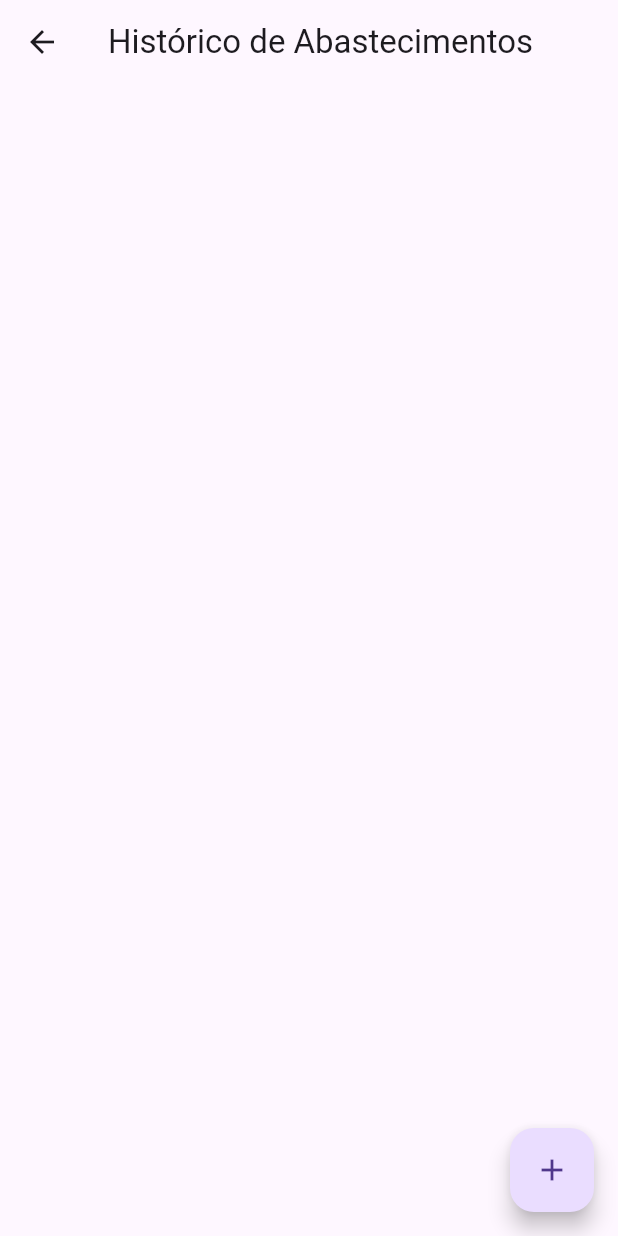
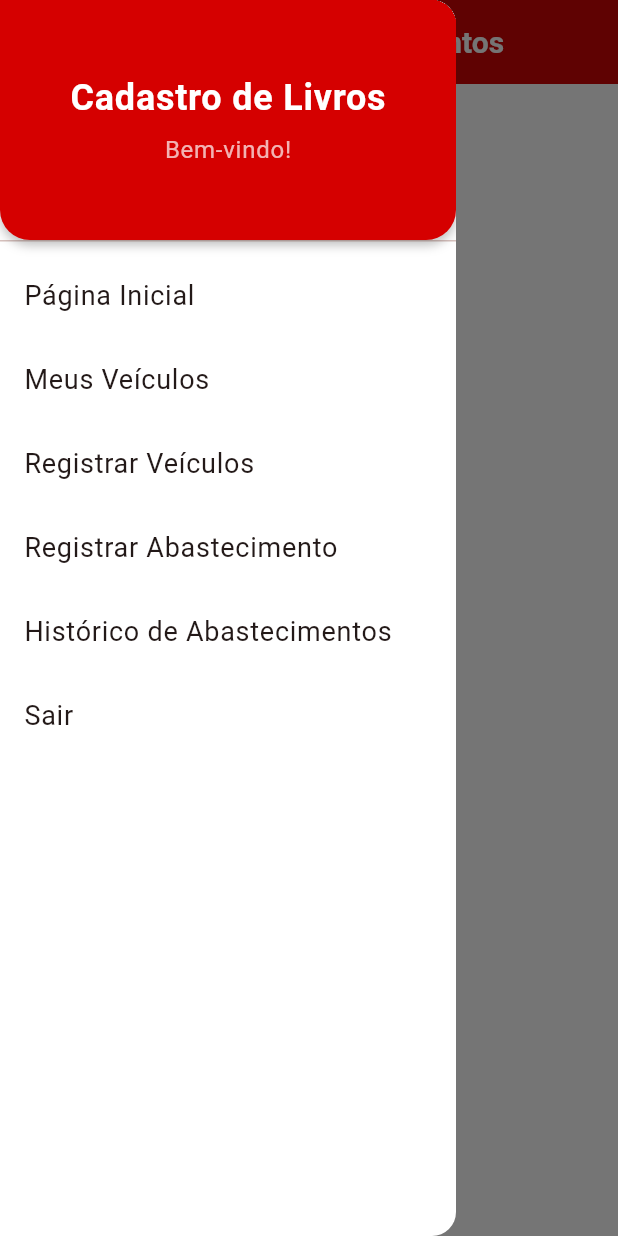
Before and after one commit to Allan357/controle_de_abastecimento_e_veiculos, a Flutter app: the AbastecimentoListPage screen opened by its route, with the side drawer open (before the commit the screen has no drawer), on a phone screen of 412 x 824 dp. Run offline on Flutter 3.47's test engine with Material 3 defaults, Android fonts, the light colour scheme and no system bars; our stand-ins replace firebase_auth, firebase_core, firebase_database, flutter_dotenv; accounts and stored records are empty.

Commit message:
style(theme): tema customizado e navegação

```diff
--- a/lib/features/abastecimento/view/abastecimento_form_page.dart
+++ b/lib/features/abastecimento/view/abastecimento_form_page.dart
@@ -1,6 +1,7 @@
 import 'package:controle_de_abastecimento_e_veiculos/features/abastecimento/abastecimento/abastecimento_viewmodel.dart';
 import 'package:controle_de_abastecimento_e_veiculos/features/abastecimento/model/abastecimento_model.dart';
 import 'package:controle_de_abastecimento_e_veiculos/features/veiculo/viewmodel/veiculo_viewmodel.dart';
+import 'package:controle_de_abastecimento_e_veiculos/widgets/app_drawer.dart';
 import 'package:flutter/material.dart';
 import 'package:provider/provider.dart';
 
@@ -29,6 +30,7 @@ class _AbastecimentoFormPageState extends State<AbastecimentoFormPage> {
     final vmVeiculos = context.watch<VeiculoViewModel>();
 
     return Scaffold(
+      drawer: AppDrawer(),
       appBar: AppBar(title: Text("Registrar Abastecimento")),
       body: Center(
         child: SizedBox(
--- a/lib/features/abastecimento/view/abastecimento_list_page.dart
+++ b/lib/features/abastecimento/view/abastecimento_list_page.dart
@@ -1,6 +1,6 @@
 import 'package:controle_de_abastecimento_e_veiculos/features/abastecimento/abastecimento/abastecimento_viewmodel.dart';
-import 'package:controle_de_abastecimento_e_veiculos/features/abastecimento/view/abastecimento_form_page.dart';
 import 'package:controle_de_abastecimento_e_veiculos/features/veiculo/viewmodel/veiculo_viewmodel.dart';
+import 'package:controle_de_abastecimento_e_veiculos/widgets/app_drawer.dart';
 import 'package:flutter/material.dart';
 import 'package:provider/provider.dart';
 
@@ -13,16 +13,8 @@ class AbastecimentoListPage extends StatelessWidget {
     final vmVeiculos = context.watch<VeiculoViewModel>();
 
     return Scaffold(
+      drawer: AppDrawer(),
       appBar: AppBar(title: Text("Histórico de Abastecimentos")),
-      floatingActionButton: FloatingActionButton(
-        child: Icon(Icons.add),
-        onPressed: () {
-          Navigator.push(
-            context,
-            MaterialPageRoute(builder: (_) => AbastecimentoFormPage()),
-          );
-        },
-      ),
       body: vm.loading
           ? Center(child: CircularProgressIndicator())
           : ListView.builder(
--- a/lib/features/auth/view/login_page.dart
+++ b/lib/features/auth/view/login_page.dart
@@ -74,7 +74,7 @@ class _LoginPageState extends State<LoginPage> {
 
                           if (!context.mounted) return;
 
-                          if (ok) AppNavigator.goToNewAbastecimento(context);
+                          if (ok) AppNavigator.goToHome(context);
                         },
                   child: vm.loading
                       ? CircularProgressIndicator()
--- a/lib/features/home/view/home_page.dart
+++ b/lib/features/home/view/home_page.dart
@@ -1,4 +1,5 @@
 import 'package:controle_de_abastecimento_e_veiculos/features/auth/repository/auth_repository.dart';
+import 'package:controle_de_abastecimento_e_veiculos/widgets/app_drawer.dart';
 import 'package:flutter/material.dart';
 import '../../../routes/app_navigator.dart';
 import 'package:provider/provider.dart';
@@ -29,6 +30,7 @@ class _HomePageState extends State<HomePage> {
   @override
   Widget build(BuildContext context) {
     return Scaffold(
+      drawer: AppDrawer(),
       appBar: AppBar(
         title: const Text("Tela Inicial"),
       ),
--- a/lib/features/veiculo/view/veiculo_form_page.dart
+++ b/lib/features/veiculo/view/veiculo_form_page.dart
@@ -1,5 +1,6 @@
 import 'package:controle_de_abastecimento_e_veiculos/features/veiculo/model/veiculo_model.dart';
 import 'package:controle_de_abastecimento_e_veiculos/features/veiculo/viewmodel/veiculo_viewmodel.dart';
+import 'package:controle_de_abastecimento_e_veiculos/widgets/app_drawer.dart';
 import 'package:flutter/material.dart';
 import 'package:provider/provider.dart';
 
@@ -43,6 +44,7 @@ class _VeiculoFormPageState extends State<VeiculoFormPage> {
     final isEditing = widget.veiculo != null;
 
     return Scaffold(
+      drawer: AppDrawer(),
       appBar: AppBar(
         title: Text(isEditing ? "Editar Veículo" : "Cadastrar Veículo"),
       ),
--- a/lib/features/veiculo/view/veiculo_list_page.dart
+++ b/lib/features/veiculo/view/veiculo_list_page.dart
@@ -1,5 +1,6 @@
 import 'package:controle_de_abastecimento_e_veiculos/features/veiculo/view/veiculo_form_page.dart';
 import 'package:controle_de_abastecimento_e_veiculos/features/veiculo/viewmodel/veiculo_viewmodel.dart';
+import 'package:controle_de_abastecimento_e_veiculos/widgets/app_drawer.dart';
 import 'package:flutter/material.dart';
 import 'package:provider/provider.dart';
 
@@ -15,6 +16,7 @@ class _VeiculoListPageState extends State<VeiculoListPage> {
     final vm = context.watch<VeiculoViewModel>();
 
     return Scaffold(
+      drawer: AppDrawer(),
       appBar: AppBar(title: Text("Meus Veículos")),
       body: vm.loading
           ? Center(child: CircularProgressIndicator())
--- a/lib/main.dart
+++ b/lib/main.dart
@@ -8,6 +8,7 @@ import 'package:controle_de_abastecimento_e_veiculos/core/services/firebase_real
 import 'package:controle_de_abastecimento_e_veiculos/features/veiculo/view/veiculo_form_page.dart';
 import 'package:controle_de_abastecimento_e_veiculos/features/veiculo/view/veiculo_list_page.dart';
 import 'package:controle_de_abastecimento_e_veiculos/features/veiculo/viewmodel/veiculo_viewmodel.dart';
+import 'package:controle_de_abastecimento_e_veiculos/theme/app_theme.dart';
 import 'package:flutter/material.dart';
 import 'package:provider/provider.dart';
 import 'package:firebase_core/firebase_core.dart';
@@ -78,6 +79,7 @@ class App extends StatelessWidget {
   @override
   Widget build(BuildContext context) {
     return MaterialApp(
+      theme: AppTheme.lightTheme,
       initialRoute: AppRoutes.login,
       routes: {
         AppRoutes.login: (_) => LoginPage(),
--- /dev/null
+++ b/lib/theme/app_theme.dart
@@ -0,0 +1,108 @@
+import 'package:flutter/material.dart';
+
+class AppTheme {
+  static const Color primary = Color(0xFFD50000);
+  static const Color secondary = Color(0xFFFFFFFF);
+
+  static ThemeData lightTheme = ThemeData(
+    useMaterial3: true,
+
+    colorScheme: ColorScheme.fromSeed(
+      seedColor: primary,
+      primary: primary,
+      secondary: secondary,
+      brightness: Brightness.light,
+    ),
+
+    scaffoldBackgroundColor: secondary,
+
+    appBarTheme: AppBarTheme(
+      backgroundColor: primary,
+      foregroundColor: secondary,
+      centerTitle: true,
+      elevation: 2,
+      titleTextStyle: TextStyle(
+        fontSize: 20,
+        color: secondary,
+        fontWeight: FontWeight.bold,
+      ),
+    ),
+
+    inputDecorationTheme: InputDecorationTheme(
+      labelStyle: TextStyle(color: primary),
+      floatingLabelStyle: TextStyle(color: primary),
+      focusedBorder: OutlineInputBorder(
+        borderSide: BorderSide(color: primary, width: 2),
+      ),
+      enabledBorder: OutlineInputBorder(
+        borderSide: BorderSide(color: Colors.grey, width: 1),
+      ),
+      border: OutlineInputBorder(),
+    ),
+
+    elevatedButtonTheme: ElevatedButtonThemeData(
+      style: ElevatedButton.styleFrom(
+        backgroundColor: primary,
+        foregroundColor: secondary,
+        padding: EdgeInsets.symmetric(vertical: 14, horizontal: 20),
+        shape: RoundedRectangleBorder(
+          borderRadius: BorderRadius.circular(12),
+        ),
+        textStyle: TextStyle(
+          fontSize: 16,
+          fontWeight: FontWeight.bold,
+        ),
+      ),
+    ),
+
+    textButtonTheme: TextButtonThemeData(
+      style: TextButton.styleFrom(
+        foregroundColor: primary,
+        textStyle: TextStyle(fontWeight: FontWeight.bold),
+      ),
+    ),
+
+    floatingActionButtonTheme: FloatingActionButtonThemeData(
+      backgroundColor: primary,
+      foregroundColor: secondary,
+      elevation: 4,
+      shape: CircleBorder(),
+    ),
+
+    listTileTheme: ListTileThemeData(
+      iconColor: primary,
+      textColor: Colors.black87,
+      selectedColor: primary,
+    ),
+
+    drawerTheme: DrawerThemeData(
+      backgroundColor: secondary,
+      surfaceTintColor: secondary,
+    ),
+
+    textTheme: TextTheme(
+      headlineLarge: TextStyle(
+          color: primary, fontSize: 32, fontWeight: FontWeight.bold),
+      headlineMedium: TextStyle(
+          color: primary, fontSize: 26, fontWeight: FontWeight.bold),
+      bodyLarge: TextStyle(color: Colors.black87, fontSize: 18),
+      bodyMedium: TextStyle(color: Colors.black87, fontSize: 16),
+      labelLarge: TextStyle(
+          color: primary, fontSize: 16, fontWeight: FontWeight.bold),
+    ),
+
+    iconTheme: IconThemeData(color: primary, size: 26),
+
+    switchTheme: SwitchThemeData(
+      thumbColor: WidgetStatePropertyAll(primary),
+      trackColor: WidgetStatePropertyAll(primary.withValues(alpha: 0.25)),
+    ),
+    checkboxTheme: CheckboxThemeData(
+      fillColor: WidgetStatePropertyAll(primary),
+    ),
+    radioTheme: RadioThemeData(
+      fillColor: WidgetStatePropertyAll(primary),
+    ),
+  );
+
+}
--- /dev/null
+++ b/lib/widgets/app_drawer.dart
@@ -0,0 +1,121 @@
+import 'package:controle_de_abastecimento_e_veiculos/routes/app_navigator.dart';
+import 'package:flutter/material.dart';
+
+class AppDrawer extends StatelessWidget {
+  const AppDrawer({super.key});
+  @override
+  Widget build(BuildContext context) {
+    final theme = Theme.of(context);
+
+    return Drawer(
+      child: ListView(
+        children: [
+          DrawerHeader(
+            padding: EdgeInsets.zero,
+            decoration: BoxDecoration(
+              color: theme.colorScheme.primary,
+              borderRadius: const BorderRadius.only(
+                bottomLeft: Radius.circular(20),
+                bottomRight: Radius.circular(20),
+              ),
+              boxShadow: const [
+                BoxShadow(
+                  color: Colors.black26,
+                  blurRadius: 5,
+                  offset: Offset(0, 3),
+                ),
+              ],
+            ),
+            child: Column(
+              mainAxisAlignment: MainAxisAlignment.center,
+              children: [
+                Text(
+                  'Cadastro de Livros',
+                  style: TextStyle(
+                    color: theme.colorScheme.onPrimary,
+                    fontSize: 24,
+                    fontWeight: FontWeight.bold,
+                  ),
+                ),
+                const SizedBox(height: 5),
+                Text(
+                  'Bem-vindo!',
+                  style: TextStyle(
+                    color: theme.colorScheme.onPrimary.withValues(alpha: 0.7),
+                    fontSize: 16,
+                  ),
+                ),
+              ],
+            ),
+          ),
+          ListTile(
+            title: Text(
+              'Página Inicial',
+              style: TextStyle(
+                color: theme.colorScheme.onSurface, // texto padrão
+              ),
+            ),
+            onTap: () {
+              AppNavigator.goToHome(context);
+            },
+          ),
+          ListTile(
+            title: Text(
+              'Meus Veículos',
+              style: TextStyle(
+                color: theme.colorScheme.onSurface, // texto padrão
+              ),
+            ),
+            onTap: () {
+              AppNavigator.goToVeiculos(context);
+            },
+          ),
+          ListTile(
+            title: Text(
+              'Registrar Veículos',
+              style: TextStyle(
+                color: theme.colorScheme.onSurface, // texto padrão
+              ),
+            ),
+            onTap: () {
+              AppNavigator.goToNewVeiculo(context);
+            },
+          ),
+          ListTile(
+            title: Text(
+              'Registrar Abastecimento',
+              style: TextStyle(
+                color: theme.colorScheme.onSurface, // texto padrão
+              ),
+            ),
+            onTap: () {
+              AppNavigator.goToNewAbastecimento(context);
+            },
+          ),
+          ListTile(
+            title: Text(
+              'Histórico de Abastecimentos',
+              style: TextStyle(
+                color: theme.colorScheme.onSurface, // texto padrão
+              ),
+            ),
+            onTap: () {
+              AppNavigator.goToAbastecimento(context);
+            },
+          ),
+          ListTile(
+            title: Text(
+              'Sair',
+              style: TextStyle(
+                color: theme.colorScheme.onSurface, // texto padrão
+              ),
+            ),
+            onTap: () {
+              AppNavigator.goToLogin(context);
+            },
+          ),
+        ],
+      ),
+    );
+  }
+}
```
